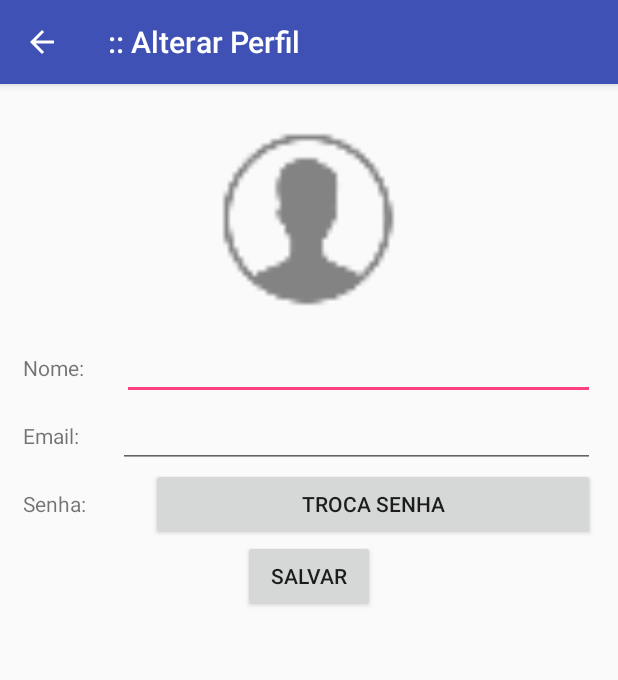
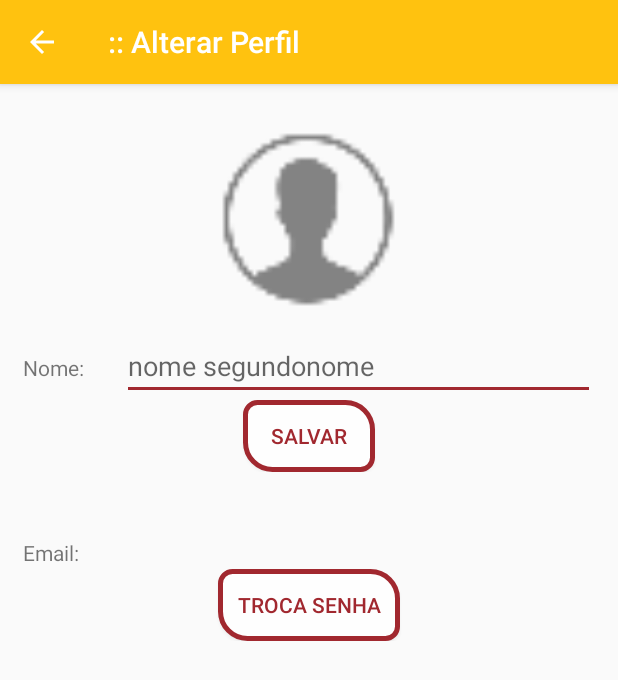
Before and after one commit to gustavoscheffer/MyExp, an Android app: the PerfilActivity screen opened directly, with no data from a screen before it, after a tap on "SALVAR", on a phone screen of 412 x 824 dp. Shown: the top 680 px of the screen. Run offline under Robolectric (Android 15) with nearby library versions, the phone set to English and light mode, and no system bars; our stand-ins replace Firebase (no records; nobody signed in at launch, a user with empty details on screens opened directly); libraries missing offline, so code that uses them is left out: com.firebase.ui.

```diff
--- a/app/build.gradle
+++ b/app/build.gradle
@@ -27,6 +27,7 @@ dependencies {
     implementation 'com.google.firebase:firebase-core:16.0.0'
     implementation 'com.google.firebase:firebase-auth:16.0.1'
     implementation 'com.firebaseui:firebase-ui-auth:4.0.0'
+    implementation 'com.google.firebase:firebase-database:16.0.1'
 
     testImplementation 'junit:junit:4.12'
     androidTestImplementation 'com.android.support.test:runner:1.0.2'
--- a/app/src/main/java/br/com/fadergs/newideas/myexp/PerfilActivity.java
+++ b/app/src/main/java/br/com/fadergs/newideas/myexp/PerfilActivity.java
@@ -1,10 +1,12 @@
 package br.com.fadergs.newideas.myexp;
 
+import android.content.Context;
 import android.support.annotation.NonNull;
 import android.support.v7.app.AppCompatActivity;
 import android.os.Bundle;
 import android.util.Log;
 import android.view.View;
+import android.view.inputmethod.InputMethodManager;
 import android.widget.Button;
 import android.widget.EditText;
 import android.widget.TextView;
@@ -52,6 +54,20 @@ public class PerfilActivity extends AppCompatActivity {
         txtEmail = findViewById(R.id.edtEmail);
         txtEmail.setHint(user.getEmail().toString());
 
+
+        //Implementa o click do botão para Salvar a troca do nome
+        btnSalvar = findViewById(R.id.btnSalvar);
+        btnSalvar.setOnClickListener(new View.OnClickListener() {
+            @Override
+            public void onClick(View v) {
+                // Troca o nome
+                trocaNomeFireBaseAuth(user);
+                //Esconde o teclado se o botão for apertado
+                escondeTeclado();
+            }
+        });
+
+        //Implementa o click do botão para a troca de senha
         btnSenha = findViewById(R.id.btnSenha);
         btnSenha.setOnClickListener(new View.OnClickListener() {
             @Override
@@ -61,41 +77,12 @@ public class PerfilActivity extends AppCompatActivity {
             }
         });
 
-        btnSalvar = findViewById(R.id.btnSalvar);
-        btnSalvar.setOnClickListener(new View.OnClickListener() {
-            @Override
-            public void onClick(View v) {
-
-                UserProfileChangeRequest profileUpdates = new UserProfileChangeRequest.Builder()
-                        .setDisplayName(edtNome.getText().toString())
-                        .build();
-
-                // Atualiza o nome
-                user.updateProfile(profileUpdates)
-                        .addOnCompleteListener(new OnCompleteListener<Void>() {
-                            @Override
-                            public void onComplete(@NonNull Task<Void> task) {
-                                if (task.isSuccessful()) {
-                                    Log.d(TAG, "User profile updated.");
-                                }
-                            }
-                        });
-                // Atualiza o email
-                user.updateEmail(txtEmail.getHint().toString())
-                        .addOnCompleteListener(new OnCompleteListener<Void>() {
-                            @Override
-                            public void onComplete(@NonNull Task<Void> task) {
-                                if (task.isSuccessful()) {
-                                    Log.d(TAG, "User email address updated.");
-                                }
-                            }
-                        });
-
-            }
-        });
     }
 
 
+
+
+    //Envia email para a troca de senha
     private void enviaEmailTrocaSenha(String emailAddress){
 
         auth.sendPasswordResetEmail(emailAddress)
@@ -104,9 +91,36 @@ public class PerfilActivity extends AppCompatActivity {
                     public void onComplete(@NonNull Task<Void> task) {
                         if (task.isSuccessful()) {
                             Log.d(TAG, "Email sent.");
+                            Toast.makeText(PerfilActivity.this, "Email enviado para: "+ auth.getCurrentUser().getEmail().toString(), Toast.LENGTH_LONG).show();
+
                         }
                     }
                 });
     }
 
+    //Troca o nome no FirebaseAuth
+    private void trocaNomeFireBaseAuth(FirebaseUser user){
+        UserProfileChangeRequest profileUpdates = new UserProfileChangeRequest.Builder()
+                .setDisplayName(edtNome.getText().toString())
+                .build();
+
+        // Atualiza o nome do user
+        user.updateProfile(profileUpdates)
+                .addOnCompleteListener(new OnCompleteListener<Void>() {
+                    @Override
+                    public void onComplete(@NonNull Task<Void> task) {
+                        if (task.isSuccessful()) {
+                            Log.d(TAG, "User profile updated.");
+                            Toast.makeText(PerfilActivity.this, "Nome alterado com sucesso!", Toast.LENGTH_LONG).show();
+                        }
+                    }
+                });
+    }
+
+    //Esconde o teclado
+    private void escondeTeclado(){
+        InputMethodManager imm = (InputMethodManager)getSystemService(Context.INPUT_METHOD_SERVICE);
+        imm.hideSoftInputFromWindow(edtNome.getWindowToken(), 0);
+    }
+
 }
--- /dev/null
+++ b/app/src/main/res/drawable/btn_my_expensive.xml
@@ -0,0 +1,21 @@
+<?xml version="1.0" encoding="utf-8"?>
+<shape xmlns:android="http://schemas.android.com/apk/res/android" android:shape="rectangle">
+    <corners
+        android:topLeftRadius="8dp"
+        android:topRightRadius="18dp"
+        android:bottomRightRadius="8dp"
+        android:bottomLeftRadius="18dp">
+    </corners>
+    <stroke
+        android:width="3dp"
+        android:color="#a1282f">
+    </stroke>
+    <solid
+        android:color="#fefefe">
+    </solid>
+    <padding
+        android:left="13dp"
+        android:top="13dp"
+        android:right="13dp"
+        android:bottom="13dp" />
+</shape>
--- a/app/src/main/res/layout/activity_exclui_conta.xml
+++ b/app/src/main/res/layout/activity_exclui_conta.xml
@@ -31,7 +31,9 @@
             android:layout_width="wrap_content"
             android:layout_height="wrap_content"
             android:layout_marginLeft="50pt"
-            android:text="@string/excluirConta" />
+            android:text="@string/excluirConta"
+            android:textColor="@color/colorAccent"
+            android:background="@drawable/btn_my_expensive"/>
     </LinearLayout>
 
 </LinearLayout>
--- a/app/src/main/res/layout/activity_perfil.xml
+++ b/app/src/main/res/layout/activity_perfil.xml
@@ -17,8 +17,9 @@
             android:id="@+id/imageView2"
             android:layout_width="150dp"
             android:layout_height="150dp"
+            android:layout_gravity="center"
             android:adjustViewBounds="false"
-            android:layout_gravity="center"
+            android:contentDescription="@string/contentDescripFoto"
             app:srcCompat="@drawable/ic_user_profile" />
     </LinearLayout>
 
@@ -41,52 +42,7 @@
             android:layout_weight="4"
             android:ems="10"
             android:inputType="textPersonName"
-            android:text="" />
-
-    </LinearLayout>
-
-    <LinearLayout
-        android:layout_width="match_parent"
-        android:layout_height="wrap_content"
-        android:orientation="horizontal">
-
-        <TextView
-            android:id="@+id/textEmail"
-            android:layout_width="wrap_content"
-            android:layout_height="wrap_content"
-            android:layout_weight="1"
-            android:text="@string/email" />
-
-        <EditText
-            android:id="@+id/edtEmail"
-            android:layout_width="wrap_content"
-            android:layout_height="wrap_content"
-            android:layout_weight="4"
-            android:ems="10"
-            android:focusable="false"
-            android:inputType="text"
-            android:visibility="visible" />
-
-    </LinearLayout>
-
-    <LinearLayout
-        android:layout_width="match_parent"
-        android:layout_height="wrap_content"
-        android:orientation="horizontal">
-
-        <TextView
-            android:id="@+id/textSenha"
-            android:layout_width="wrap_content"
-            android:layout_height="wrap_content"
-            android:layout_weight="1"
-            android:text="@string/senha" />
-
-        <Button
-            android:id="@+id/btnSenha"
-            android:layout_width="wrap_content"
-            android:layout_height="wrap_content"
-            android:layout_weight="4"
-            android:text="Troca Senha" />
+            android:hint="@string/nome_hint" />
 
     </LinearLayout>
 
@@ -98,11 +54,54 @@
         <Button
             android:id="@+id/btnSalvar"
             android:layout_width="wrap_content"
-            android:layout_height="wrap_content"
+            android:layout_height="0dp"
             android:layout_weight="1"
             android:text="@string/salvar"
+            android:background="@drawable/btn_my_expensive"
+            android:textColor="@color/colorAccent"
             android:layout_gravity="center"/>
 
     </LinearLayout>
 
+    <LinearLayout
+        android:layout_width="match_parent"
+        android:layout_height="wrap_content"
+        android:orientation="horizontal"
+        android:layout_marginTop="20dp">
+
+        <TextView
+            android:id="@+id/textEmail"
+            android:layout_width="wrap_content"
+            android:layout_height="wrap_content"
+            android:layout_weight="1"
+            android:text="@string/email" />
+
+        <TextView
+            android:id="@+id/edtEmail"
+            android:layout_width="wrap_content"
+            android:layout_height="wrap_content"
+            android:layout_weight="4"
+            android:ems="8"
+            android:textSize="18dp"
+            android:hint="@string/emailhint"/>
+
+    </LinearLayout>
+
+    <LinearLayout
+        android:layout_width="match_parent"
+        android:layout_height="wrap_content"
+        android:orientation="vertical">
+
+        <Button
+            android:id="@+id/btnSenha"
+            android:layout_width="wrap_content"
+            android:layout_height="wrap_content"
+            android:layout_weight="1"
+            android:layout_gravity="center"
+            android:text="@string/btnTrocaSenha"
+            android:background="@drawable/btn_my_expensive"
+            android:textColor="@color/colorAccent"/>
+
+    </LinearLayout>
+
 </LinearLayout>
--- a/app/src/main/res/layout/nav_header.xml
+++ b/app/src/main/res/layout/nav_header.xml
@@ -1,14 +1,17 @@
 <?xml version="1.0" encoding="utf-8"?>
 <LinearLayout xmlns:android="http://schemas.android.com/apk/res/android"
+    xmlns:app="http://schemas.android.com/apk/res-auto"
     android:layout_width="match_parent"
-    android:layout_height="192dp"
+    android:layout_height="140dp"
     android:background="@color/colorPrimaryDark"
     android:padding="16dp"
     android:theme="@style/ThemeOverlay.AppCompat.Dark"
     android:orientation="vertical"
     android:gravity="bottom">
 
+
     <TextView
+        android:id="@+id/header_email"
         android:layout_width="match_parent"
         android:layout_height="wrap_content"
         android:text="@string/settings"
--- a/app/src/main/res/values/colors.xml
+++ b/app/src/main/res/values/colors.xml
@@ -1,6 +1,19 @@
 <?xml version="1.0" encoding="utf-8"?>
 <resources>
-    <color name="colorPrimary">#3F51B5</color>
-    <color name="colorPrimaryDark">#303F9F</color>
-    <color name="colorAccent">#FF4081</color>
+    <color name="colorPrimary">#FFC20F</color>
+    <color name="colorPrimaryDark">#EFB509</color>
+    <color name="colorAccent">#A1282F</color>
+
+    <!--<color name="colorPrimary">#3F51B5</color>-->
+    <!--<color name="colorPrimaryDark">#303F9F</color>-->
+    <!--<color name="colorAccent">#FF4081</color>-->
+
+
+    <!--Base color used.-->
+    <!--#FFC20F -> amarelo-->
+    <!--#EFB509 -> amarelo dark-->
+    <!--#A1282F -> vermelho-->
+    <!--#83282D -> vermelho dark-->
+    <!--#64192D -> vermelho real dark-->
+    <!--#F5FAF4 -> white-->
 </resources>
--- a/build.gradle
+++ b/build.gradle
@@ -7,7 +7,7 @@ buildscript {
         jcenter()
     }
     dependencies {
-        classpath 'com.android.tools.build:gradle:3.1.2'
+        classpath 'com.android.tools.build:gradle:3.1.3'
 
 
         // NOTE: Do not place your application dependencies here; they belong
```
Also changed, not shown: app/src/main/AndroidManifest.xml (+5 -2 lines), app/src/main/java/br/com/fadergs/newideas/myexp/CadastraGastoActivity.java (added, +141 -0 lines), app/src/main/java/br/com/fadergs/newideas/myexp/DatePickerFragment.java (added, +42 -0 lines), app/src/main/java/br/com/fadergs/newideas/myexp/ExcluiContaActivity.java (+35 -19 lines), app/src/main/java/br/com/fadergs/newideas/myexp/Gasto.java (added, +42 -0 lines), app/src/main/java/br/com/fadergs/newideas/myexp/MainActivity.java (+74 -8 lines), app/src/main/res/layout/activity_cadastra_gasto.xml (added, +111 -0 lines), app/src/main/res/layout/activity_main.xml (+26 -1 lines), app/src/main/res/values/strings.xml (+7 -1 lines).
